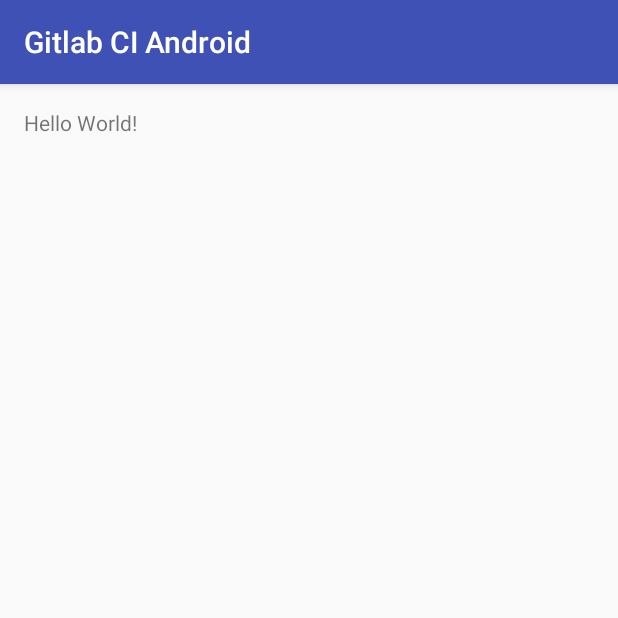
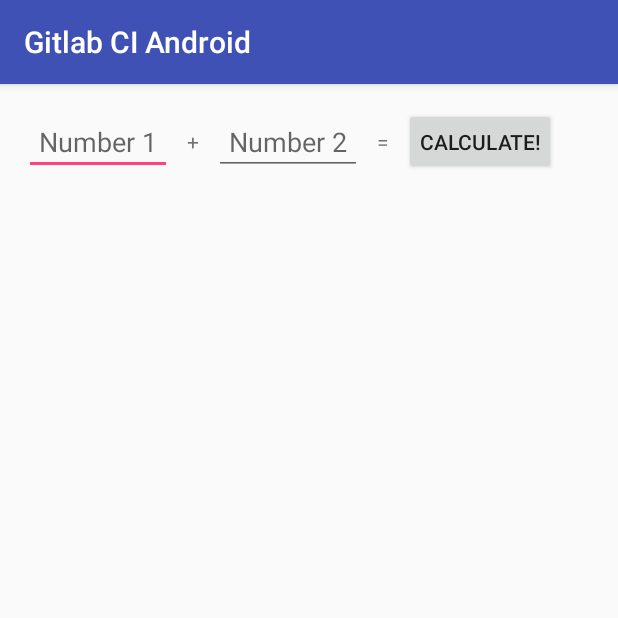
Before and after one commit to saurabhdevgun/git-ci-android, an Android app: the screen it shows after launch (MainActivity), on a phone screen of 412 x 824 dp, the top half of it. Run offline under Robolectric (Android 15) with nearby library versions, the phone set to English and light mode, and no system bars.

Commit message:
Added basic functionality.

```diff
--- a/app/src/main/AndroidManifest.xml
+++ b/app/src/main/AndroidManifest.xml
@@ -15,6 +15,7 @@
                 <category android:name="android.intent.category.LAUNCHER"/>
             </intent-filter>
         </activity>
+        <activity android:name=".SumActivity"/>
     </application>
 
 </manifest>
--- a/app/src/main/res/layout/activity_main.xml
+++ b/app/src/main/res/layout/activity_main.xml
@@ -1,18 +1,54 @@
 <?xml version="1.0" encoding="utf-8"?>
-<RelativeLayout
-    android:id="@+id/activity_main"
+<LinearLayout
     xmlns:android="http://schemas.android.com/apk/res/android"
     xmlns:tools="http://schemas.android.com/tools"
     android:layout_width="match_parent"
-    android:layout_height="match_parent"
+    android:layout_height="wrap_content"
+    android:orientation="horizontal"
     android:paddingBottom="@dimen/activity_vertical_margin"
     android:paddingLeft="@dimen/activity_horizontal_margin"
     android:paddingRight="@dimen/activity_horizontal_margin"
     android:paddingTop="@dimen/activity_vertical_margin"
     tools:context="com.greysonparrelli.gitlabciandroid.MainActivity">
 
+    <EditText
+        android:id="@+id/num1"
+        android:layout_width="wrap_content"
+        android:layout_height="wrap_content"
+        android:hint="Number 1"
+        android:inputType="number"
+        android:padding="10dp"
+        android:gravity="center"/>
+
     <TextView
         android:layout_width="wrap_content"
+        android:layout_height="match_parent"
+        android:text="+"
+        android:padding="10dp"
+        android:gravity="center"/>
+
+    <EditText
+        android:id="@+id/num2"
+        android:layout_width="wrap_content"
         android:layout_height="wrap_content"
-        android:text="Hello World!"/>
-</RelativeLayout>
+        android:hint="Number 2"
+        android:inputType="number"
+        android:padding="10dp"
+        android:gravity="center"/>
+
+    <TextView
+        android:layout_width="wrap_content"
+        android:layout_height="match_parent"
+        android:text="="
+        android:padding="10dp"
+        android:gravity="center"/>
+
+    <Button
+        android:id="@+id/calc_button"
+        android:layout_width="wrap_content"
+        android:layout_height="match_parent"
+        android:text="Calculate!"
+        android:padding="10dp"/>
+
+
+</LinearLayout>
```
Also changed, not shown: app/src/main/java/com/greysonparrelli/gitlabciandroid/Adder.java (added, +19 -0 lines), app/src/main/java/com/greysonparrelli/gitlabciandroid/InputValidator.java (added, +25 -0 lines), app/src/main/java/com/greysonparrelli/gitlabciandroid/MainActivity.java (+24 -0 lines), app/src/main/java/com/greysonparrelli/gitlabciandroid/SumActivity.java (+22 -0 lines), app/src/main/res/layout/activity_sum.xml (added, +11 -0 lines).
